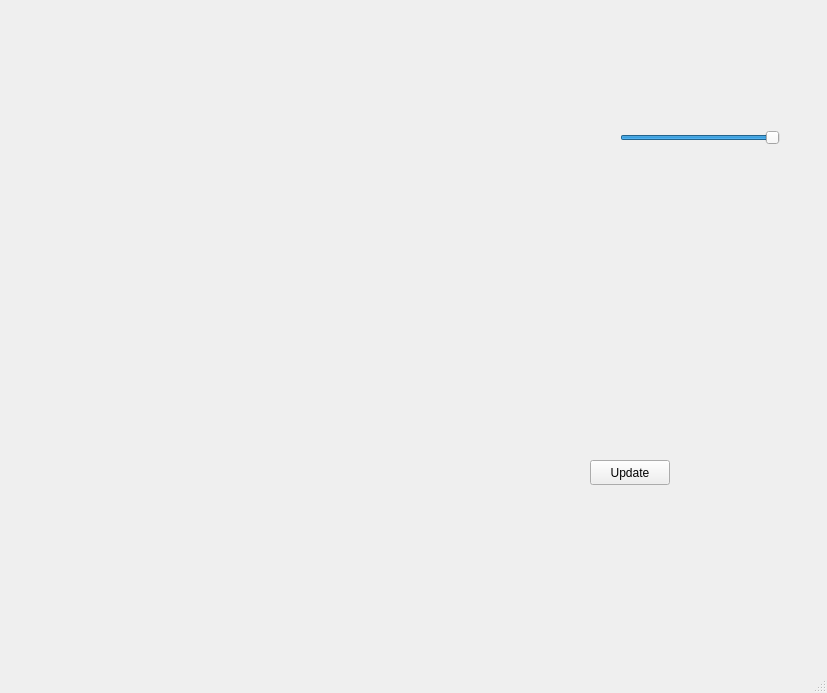
This is src/visuals/mainwindow.ui in mipt-mmp/light as Qt 5 draws it before an edit. The edited form follows.
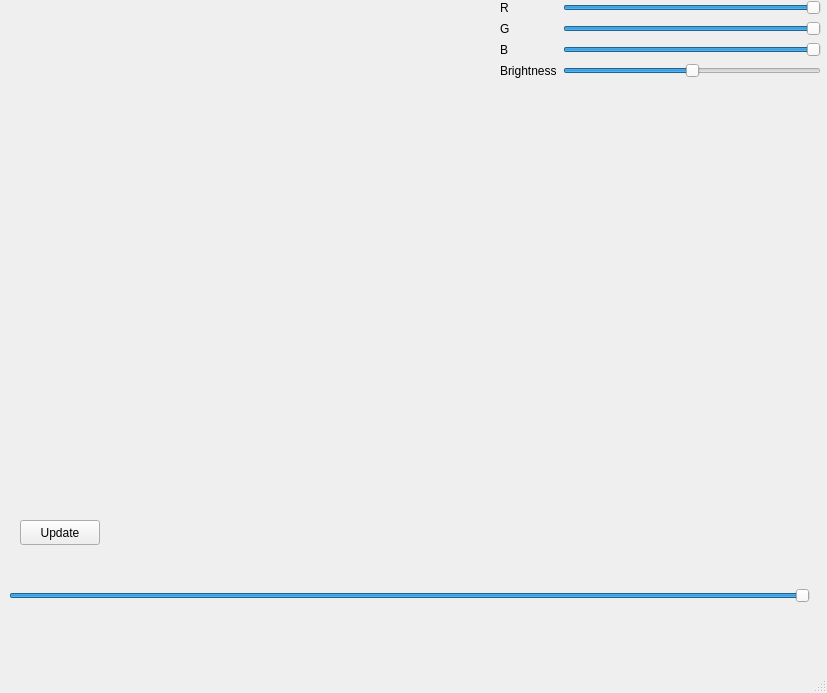
This is the edited form. Custom widgets are drawn as their Qt base class.

Diff of the .ui file:
```diff
--- a/src/visuals/mainwindow.ui
+++ b/src/visuals/mainwindow.ui
@@ -14,26 +14,143 @@
    <string>MainWindow</string>
   </property>
   <widget class="QWidget" name="centralwidget">
-   <widget class="QSlider" name="distSlider">
+   <widget class="ScreenDisplayer" name="displayer" native="true">
     <property name="geometry">
      <rect>
-      <x>620</x>
-      <y>130</y>
-      <width>160</width>
-      <height>16</height>
+      <x>0</x>
+      <y>0</y>
+      <width>500</width>
+      <height>500</height>
+     </rect>
+    </property>
+   </widget>
+   <widget class="QWidget" name="formLayoutWidget">
+    <property name="geometry">
+     <rect>
+      <x>500</x>
+      <y>0</y>
+      <width>321</width>
+      <height>501</height>
+     </rect>
+    </property>
+    <layout class="QFormLayout" name="controls">
+     <item row="0" column="1">
+      <widget class="QSlider" name="RPower">
+       <property name="minimum">
+        <number>0</number>
+       </property>
+       <property name="maximum">
+        <number>1000</number>
+       </property>
+       <property name="pageStep">
+        <number>100</number>
+       </property>
+       <property name="value">
+        <number>1000</number>
+       </property>
+       <property name="orientation">
+        <enum>Qt::Horizontal</enum>
+       </property>
+      </widget>
+     </item>
+     <item row="1" column="1">
+      <widget class="QSlider" name="GPower">
+       <property name="minimum">
+        <number>0</number>
+       </property>
+       <property name="maximum">
+        <number>1000</number>
+       </property>
+       <property name="pageStep">
+        <number>100</number>
+       </property>
+       <property name="value">
+        <number>1000</number>
+       </property>
+       <property name="orientation">
+        <enum>Qt::Horizontal</enum>
+       </property>
+      </widget>
+     </item>
+     <item row="0" column="0">
+      <widget class="QLabel" name="label">
+       <property name="text">
+        <string>R</string>
+       </property>
+      </widget>
+     </item>
+     <item row="2" column="1">
+      <widget class="QSlider" name="BPower">
+       <property name="minimum">
+        <number>0</number>
+       </property>
+       <property name="maximum">
+        <number>1000</number>
+       </property>
+       <property name="pageStep">
+        <number>100</number>
+       </property>
+       <property name="value">
+        <number>1000</number>
+       </property>
+       <property name="orientation">
+        <enum>Qt::Horizontal</enum>
+       </property>
+      </widget>
+     </item>
+     <item row="1" column="0">
+      <widget class="QLabel" name="label_3">
+       <property name="text">
+        <string>G</string>
+       </property>
+      </widget>
+     </item>
+     <item row="2" column="0">
+      <widget class="QLabel" name="label_4">
+       <property name="text">
+        <string>B</string>
+       </property>
+      </widget>
+     </item>
+     <item row="3" column="1">
+      <widget class="QSlider" name="brightness">
+       <property name="maximum">
+        <number>200</number>
+       </property>
+       <property name="value">
+        <number>100</number>
+       </property>
+       <property name="orientation">
+        <enum>Qt::Horizontal</enum>
+       </property>
+      </widget>
+     </item>
+     <item row="3" column="0">
+      <widget class="QLabel" name="label_5">
+       <property name="text">
+        <string>Brightness</string>
+       </property>
+      </widget>
+     </item>
+    </layout>
+   </widget>
+   <widget class="MultiSlider" name="horizontalSlider">
+    <property name="geometry">
+     <rect>
+      <x>9</x>
+      <y>550</y>
+      <width>801</width>
+      <height>91</height>
      </rect>
     </property>
     <property name="minimum">
-     <number>1</number>
+     <number>-1000</number>
     </property>
     <property name="maximum">
-     <number>1000</number>
-    </property>
-    <property name="pageStep">
-     <number>100</number>
+     <number>-1</number>
     </property>
     <property name="value">
-     <number>1000</number>
+     <number>-1</number>
     </property>
     <property name="orientation">
      <enum>Qt::Horizontal</enum>
@@ -52,8 +169,8 @@
    <widget class="QPushButton" name="upd">
     <property name="geometry">
      <rect>
-      <x>590</x>
-      <y>460</y>
+      <x>20</x>
+      <y>520</y>
       <width>80</width>
       <height>25</height>
      </rect>
@@ -82,6 +199,11 @@
    <header>ScreenDisplayer.hpp</header>
    <container>1</container>
   </customwidget>
+  <customwidget>
+   <class>MultiSlider</class>
+   <extends>QSlider</extends>
+   <header>multislider.hpp</header>
+  </customwidget>
  </customwidgets>
  <resources/>
  <connections/>
```
Left out of the diff: 10 changed lines with no effect on the pictures.
